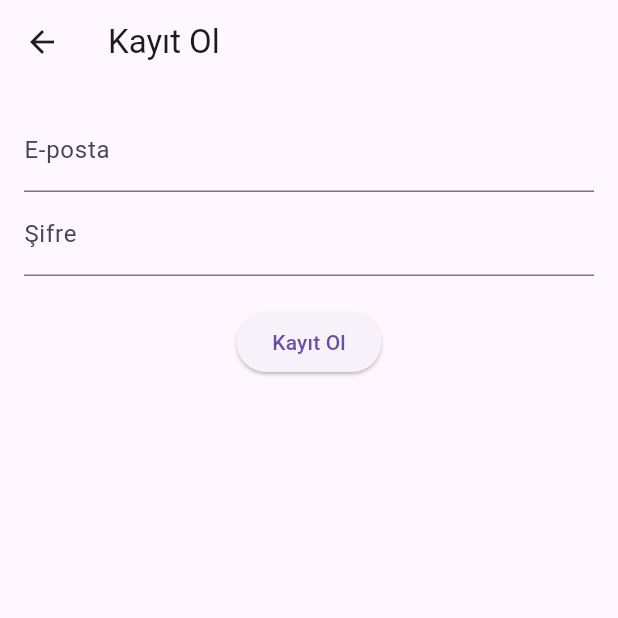
After one commit to rabiacete/flash_up, a Flutter app: the HomeScreen screen opened directly, after a tap on the "logout" icon, after a tap on "Hesabın yok mu? Kayıt Ol", on a phone screen of 412 x 824 dp, the top half of it. The commit adds this screen. Run offline on Flutter 3.47's test engine with Material 3 defaults, Android fonts, the phone set to English and light mode, and no system bars; our stand-ins replace flutter_dotenv, supabase_flutter, uni_links; accounts and stored records are empty; network calls fail.

Commit message:
Completed (only update to registration screen is required)

```diff
--- a/lib/screens/home_screen.dart
+++ b/lib/screens/home_screen.dart
@@ -2,6 +2,7 @@ import 'package:flutter/material.dart';
 import 'package:supabase_flutter/supabase_flutter.dart';
 import 'create_deck_screen.dart';
 import 'deck_detail_screen.dart';
+import 'login_screen.dart';
 
 class HomeScreen extends StatefulWidget {
   const HomeScreen({super.key});
@@ -18,7 +19,7 @@ class _HomeScreenState extends State<HomeScreen> {
     final response = await supabase
         .from('decks')
         .select()
-        .order('is_pinned', ascending: false) // Sabitlenenler üstte
+        .order('is_pinned', ascending: false)
         .order('created_at');
     setState(() {
       decks = response;
@@ -26,16 +27,12 @@ class _HomeScreenState extends State<HomeScreen> {
   }
 
   Future<void> deleteDeck(String id) async {
-    // Önce ilişkili flashcard'ları sil
     await supabase.from('flashcards').delete().eq('deck_id', id);
-
-    // Ardından desteyi sil
     await supabase.from('decks').delete().eq('id', id);
     fetchDecks();
   }
 
   Future<void> togglePin(String id, bool currentPinState) async {
-    // Sabitleme veya sabitlenmeyi kaldırma
     await supabase
         .from('decks')
         .update({'is_pinned': !currentPinState})
@@ -52,7 +49,21 @@ class _HomeScreenState extends State<HomeScreen> {
   @override
   Widget build(BuildContext context) {
     return Scaffold(
-      appBar: AppBar(title: const Text('Flashcards')),
+      appBar: AppBar(
+        title: const Text('Flashcards'),
+        actions: [
+          IconButton(
+            icon: const Icon(Icons.logout),
+            onPressed: () async {
+              await supabase.auth.signOut();
+              Navigator.pushReplacement(
+                context,
+                MaterialPageRoute(builder: (_) => const LoginScreen()),
+              );
+            },
+          ),
+        ],
+      ),
       body: ListView.builder(
         itemCount: decks.length,
         itemBuilder: (context, index) {
@@ -74,16 +85,13 @@ class _HomeScreenState extends State<HomeScreen> {
                 color: Colors.white,
               ),
             ),
-            // Sağa kaydırınca sil, sola kaydırınca sabitle
             confirmDismiss: (direction) async {
               if (direction == DismissDirection.startToEnd) {
-                // sağa kaydırma → sil
                 await deleteDeck(deck['id']);
                 return true;
               } else if (direction == DismissDirection.endToStart) {
-                // sola kaydırma → sabitle
                 await togglePin(deck['id'], deck['is_pinned'] ?? false);
-                return false; // kart silinmesin, sadece güncellensin
+                return false;
               }
               return false;
             },
--- /dev/null
+++ b/lib/screens/login_screen.dart
@@ -0,0 +1,79 @@
+import 'package:flutter/material.dart';
+import 'package:supabase_flutter/supabase_flutter.dart';
+import 'home_screen.dart';
+import 'register_screen.dart';
+
+class LoginScreen extends StatefulWidget {
+  const LoginScreen({super.key});
+
+  @override
+  State<LoginScreen> createState() => _LoginScreenState();
+}
+
+class _LoginScreenState extends State<LoginScreen> {
+  final TextEditingController emailController = TextEditingController();
+  final TextEditingController passwordController = TextEditingController();
+  final supabase = Supabase.instance.client;
+
+  Future<void> login() async {
+    try {
+      final response = await supabase.auth.signInWithPassword(
+        email: emailController.text,
+        password: passwordController.text,
+      );
+      if (response.session != null) {
+        Navigator.pushReplacement(
+          context,
+          MaterialPageRoute(builder: (_) => const HomeScreen()),
+        );
+      }
+    } catch (e) {
+      String errorMessage = 'Bir hata oluştu. Lütfen tekrar deneyin.';
+      if (e.toString().contains('Email not confirmed')) {
+        errorMessage =
+            'E-posta doğrulaması yapılmamış. Lütfen e-postanızı kontrol edin.';
+      } else if (e.toString().contains('Invalid login credentials')) {
+        errorMessage = 'E-posta veya şifre hatalı. Lütfen bilgilerinizi kontrol edin.';
+      }
+
+      ScaffoldMessenger.of(context).showSnackBar(
+        SnackBar(content: Text(errorMessage)),
+      );
+    }
+  }
+
+  @override
+  Widget build(BuildContext context) {
+    return Scaffold(
+      appBar: AppBar(title: const Text('Giriş Yap')),
+      body: Padding(
+        padding: const EdgeInsets.all(16.0),
+        child: Column(
+          children: [
+            TextField(
+              controller: emailController,
+              decoration: const InputDecoration(labelText: 'E-posta'),
+            ),
+            TextField(
+              controller: passwordController,
+              decoration: const InputDecoration(labelText: 'Şifre'),
+              obscureText: true,
+            ),
+            const SizedBox(height: 20),
+            ElevatedButton(
+              onPressed: login,
+              child: const Text('Giriş Yap'),
+            ),
+            TextButton(
+              onPressed: () => Navigator.push(
+                context,
+                MaterialPageRoute(builder: (_) => const RegisterScreen()),
+              ),
+              child: const Text('Hesabın yok mu? Kayıt Ol'),
+            ),
+          ],
+        ),
+      ),
+    );
+  }
+}
--- /dev/null
+++ b/lib/screens/register_screen.dart
@@ -0,0 +1,68 @@
+import 'package:flutter/material.dart';
+import 'package:supabase_flutter/supabase_flutter.dart';
+import 'confirmation_info_screen.dart';
+
+class RegisterScreen extends StatefulWidget {
+  const RegisterScreen({super.key});
+
+  @override
+  State<RegisterScreen> createState() => _RegisterScreenState();
+}
+
+class _RegisterScreenState extends State<RegisterScreen> {
+  final TextEditingController emailController = TextEditingController();
+  final TextEditingController passwordController = TextEditingController();
+  final supabase = Supabase.instance.client;
+
+  Future<void> register() async {
+    try {
+      final response = await supabase.auth.signUp(
+        email: emailController.text,
+        password: passwordController.text,
+      );
+
+      if (response.user != null) {
+        Navigator.push(
+          context,
+          MaterialPageRoute(builder: (_) => const ConfirmationInfoScreen()),
+        );
+      }
+    } catch (e) {
+      ScaffoldMessenger.of(context).showSnackBar(
+        SnackBar(
+          content: Text(
+            'Kayıt sırasında bir hata oluştu: ${e.toString()}',
+          ),
+        ),
+      );
+    }
+  }
+
+  @override
+  Widget build(BuildContext context) {
+    return Scaffold(
+      appBar: AppBar(title: const Text('Kayıt Ol')),
+      body: Padding(
+        padding: const EdgeInsets.all(16.0),
+        child: Column(
+          children: [
+            TextField(
+              controller: emailController,
+              decoration: const InputDecoration(labelText: 'E-posta'),
+            ),
+            TextField(
+              controller: passwordController,
+              decoration: const InputDecoration(labelText: 'Şifre'),
+              obscureText: true,
+            ),
+            const SizedBox(height: 20),
+            ElevatedButton(
+              onPressed: register,
+              child: const Text('Kayıt Ol'),
+            ),
+          ],
+        ),
+      ),
+    );
+  }
+}
--- a/pubspec.yaml
+++ b/pubspec.yaml
@@ -30,7 +30,7 @@ environment:
 dependencies:
   flutter:
     sdk: flutter
-
+  uni_links: ^0.5.1
   supabase_flutter: ^2.9.0
   flutter_dotenv: ^5.1.2
   uuid: ^4.0.0
```
Also changed, not shown: lib/main.dart (+62 -4 lines), lib/screens/confirmation_info_screen.dart (added, +39 -0 lines), lib/screens/email_verified_screen.dart (added, +41 -0 lines), pubspec.lock, 20 other files.
